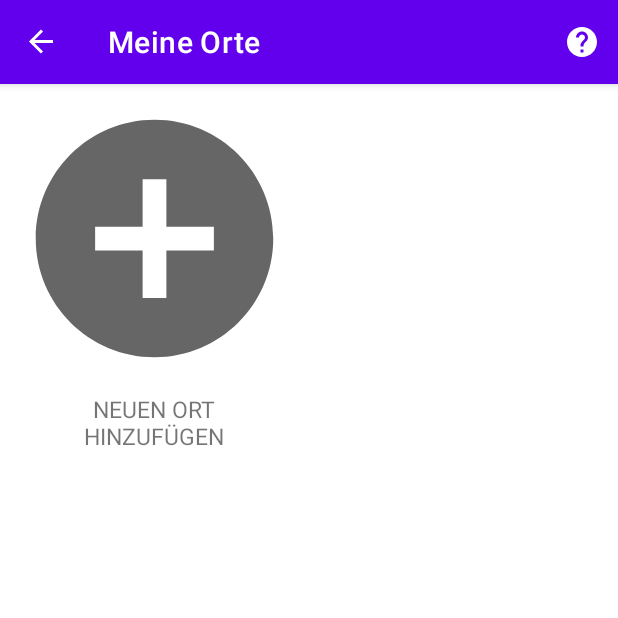
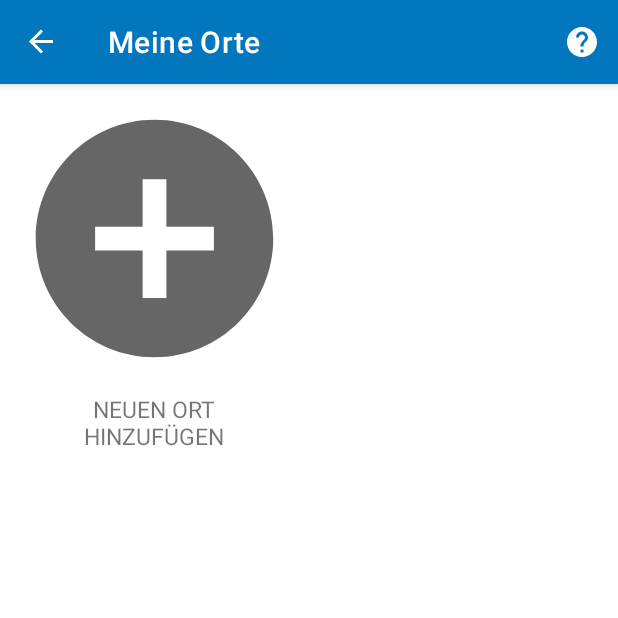
Before and after one commit to GumiBear93/NavigationAid, an Android app: the screen it shows after launch (MainActivity), after a tap on "MEINE ORTE", on a phone screen of 412 x 824 dp, the top half of it. Run offline under Robolectric (Android 15) with nearby library versions, the phone set to English and light mode, and no system bars; our stand-ins replace Room's generated code, navigation-ui; libraries missing offline, so code that uses them is left out: org.osmdroid.config, org.osmdroid.util; 1 statement that could not run was skipped.

Commit message:
added custom colors to themes fixed bug that caused crash while changing between light- and dark mode, calling on uninitialized cancelTokenSources

```diff
--- a/app/src/main/java/com/example/navigationaid/LocationPickerFragment.kt
+++ b/app/src/main/java/com/example/navigationaid/LocationPickerFragment.kt
@@ -221,7 +221,11 @@ class LocationPickerFragment : Fragment() {
 
     override fun onDestroy() {
         super.onDestroy()
-        cancelTokenSrc.cancel()
+        try {
+            cancelTokenSrc.cancel()
+        } catch (e: Exception) {
+            Log.d(LOG_TAG, "onDestroy: $e")
+        }
         _binding = null
     }
 
--- a/app/src/main/java/com/example/navigationaid/RoutesFragment.kt
+++ b/app/src/main/java/com/example/navigationaid/RoutesFragment.kt
@@ -189,7 +189,11 @@ class RoutesFragment : Fragment() {
 
     override fun onDestroy() {
         super.onDestroy()
-        cancelTokenSrc.cancel()
+        try {
+            cancelTokenSrc.cancel()
+        } catch (e: Exception) {
+            Log.d(LOG_TAG, "onDestroy: $e")
+        }
         sharedViewModel.clearLocationData()
         _binding = null
     }
--- a/app/src/main/res/values-night/themes.xml
+++ b/app/src/main/res/values-night/themes.xml
@@ -2,12 +2,12 @@
     <!-- Base application theme. -->
     <style name="Theme.NavigationAid" parent="Theme.MaterialComponents.DayNight.DarkActionBar">
         <!-- Primary brand color. -->
-        <item name="colorPrimary">@color/purple_200</item>
-        <item name="colorPrimaryVariant">@color/purple_700</item>
+        <item name="colorPrimary">@color/light_blue_100</item>
+        <item name="colorPrimaryVariant">@color/light_blue_100_dark</item>
         <item name="colorOnPrimary">@color/black</item>
         <!-- Secondary brand color. -->
-        <item name="colorSecondary">@color/teal_200</item>
-        <item name="colorSecondaryVariant">@color/teal_200</item>
+        <item name="colorSecondary">@color/green_300_light</item>
+        <item name="colorSecondaryVariant">@color/green_300_dark</item>
         <item name="colorOnSecondary">@color/black</item>
         <!-- Status bar color. -->
         <item name="android:statusBarColor" tools:targetApi="l">?attr/colorPrimaryVariant</item>
--- a/app/src/main/res/values/colors.xml
+++ b/app/src/main/res/values/colors.xml
@@ -1,10 +1,20 @@
 <?xml version="1.0" encoding="utf-8"?>
 <resources>
+    <color name="light_blue_800">#FF0277BD</color>
+    <color name="light_blue_800_dark">#FF004C8C</color>
+    <color name="green_300">#FF81C784</color>
+    <color name="green_300_dark">#FF519657</color>
+
+    <color name="light_blue_100">#FFB3E5FC</color>
+    <color name="light_blue_100_dark">#FF82B3C9</color>
+    <color name="green_300_light">#FFB2FAB4</color>
+
     <color name="purple_200">#FFBB86FC</color>
     <color name="purple_500">#FF6200EE</color>
     <color name="purple_700">#FF3700B3</color>
     <color name="teal_200">#FF03DAC5</color>
     <color name="teal_700">#FF018786</color>
+
     <color name="black">#FF000000</color>
     <color name="white">#FFFFFFFF</color>
     <color name="red">#FFFF0000</color>
--- a/app/src/main/res/values/themes.xml
+++ b/app/src/main/res/values/themes.xml
@@ -2,12 +2,12 @@
     <!-- Base application theme. -->
     <style name="Theme.NavigationAid" parent="Theme.MaterialComponents.DayNight.DarkActionBar">
         <!-- Primary brand color. -->
-        <item name="colorPrimary">@color/purple_500</item>
-        <item name="colorPrimaryVariant">@color/purple_700</item>
+        <item name="colorPrimary">@color/light_blue_800</item>
+        <item name="colorPrimaryVariant">@color/light_blue_800_dark</item>
         <item name="colorOnPrimary">@color/white</item>
         <!-- Secondary brand color. -->
-        <item name="colorSecondary">@color/teal_200</item>
-        <item name="colorSecondaryVariant">@color/teal_700</item>
+        <item name="colorSecondary">@color/green_300</item>
+        <item name="colorSecondaryVariant">@color/green_300_dark</item>
         <item name="colorOnSecondary">@color/black</item>
         <!-- Status bar color. -->
         <item name="android:statusBarColor" tools:targetApi="l">?attr/colorPrimaryVariant</item>
```
